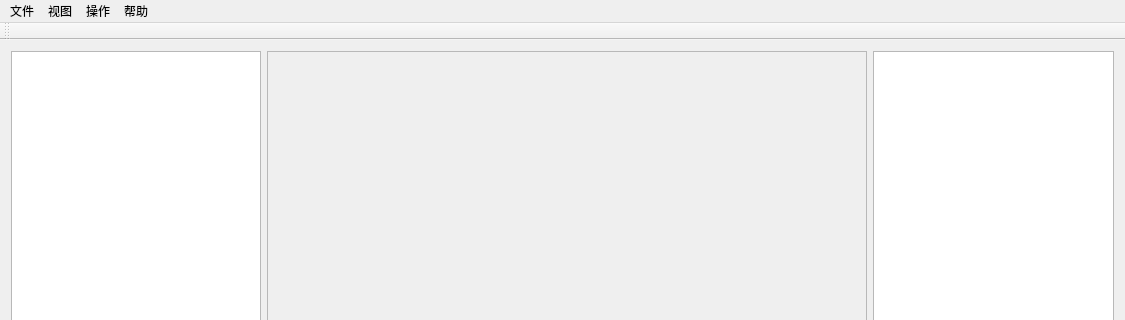
Qt form PhysicsLabQt/mainwindow.ui (Jack-Myth/PhysicsLab) before a commit; both pictures show x 0 to 1125 and y 0 to 320 of the 1125 by 757 pixel window.
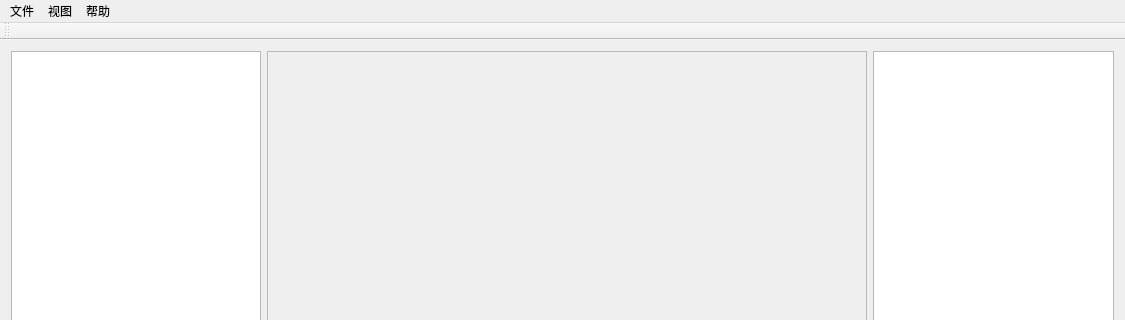
The same form after that commit.

```diff
--- a/PhysicsLabQt/mainwindow.ui
+++ b/PhysicsLabQt/mainwindow.ui
@@ -112,12 +112,6 @@
     </property>
     <addaction name="action_ElecAppliances"/>
    </widget>
-   <widget class="QMenu" name="menu_3">
-    <property name="title">
-     <string>操作</string>
-    </property>
-    <addaction name="action_9"/>
-   </widget>
    <widget class="QMenu" name="menu_4">
     <property name="title">
      <string>帮助</string>
@@ -128,7 +122,6 @@
    </widget>
    <addaction name="menu"/>
    <addaction name="menu_2"/>
-   <addaction name="menu_3"/>
    <addaction name="menu_4"/>
   </widget>
   <widget class="QToolBar" name="mainToolBar">
```
Left out of the diff: 2 changed lines with no effect on the pictures.
